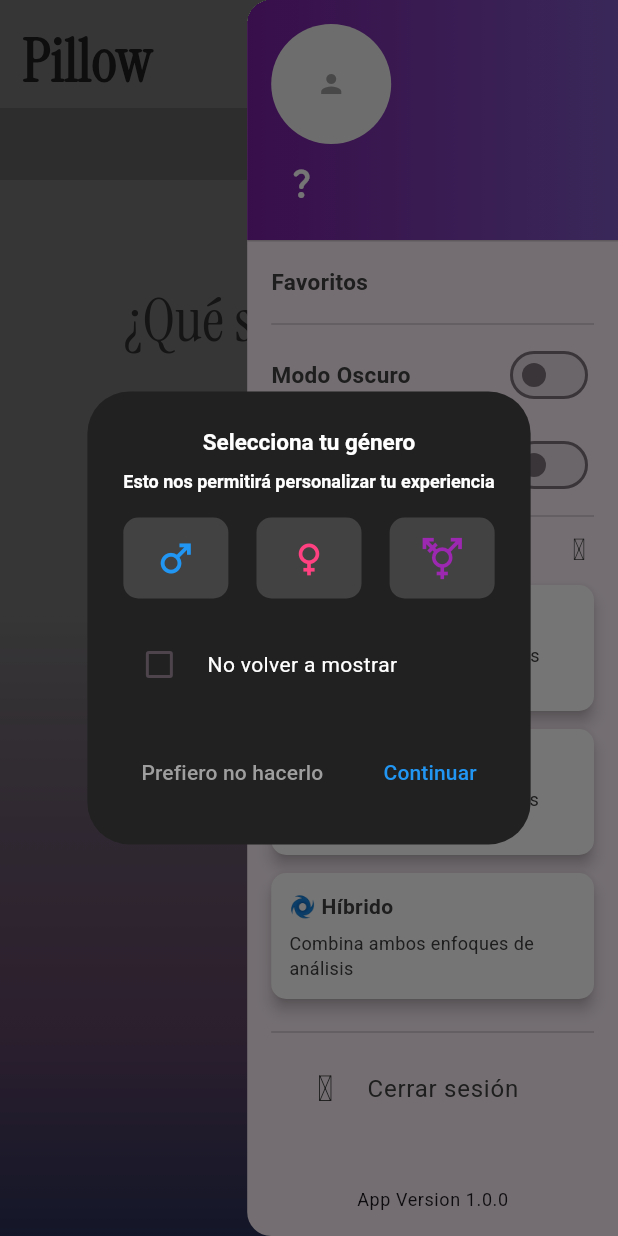
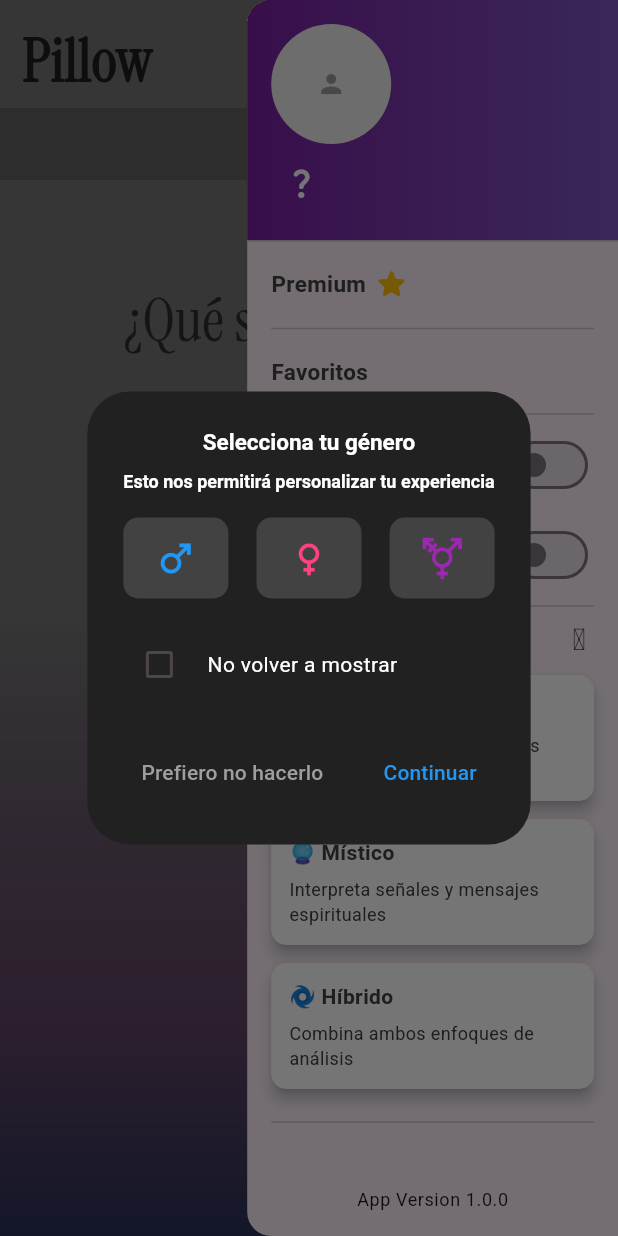
Before and after one commit to Whadyjm/reverie, a Flutter app: the MyHomePage screen opened directly, after a tap on the "person" icon, after a tap on the "question mark" icon, on a phone screen of 412 x 824 dp. Run offline on Flutter 3.47's test engine with Material 3 defaults, Android fonts, the phone set to English and light mode, and no system bars; our stand-ins replace animate_do, blur, cloud_firestore, custom_rating_bar, easy_date_timeline, firebase_auth and 7 more; accounts and stored records are empty.

Commit message:
mejoras de UI

```diff
--- a/lib/screens/home_screen.dart
+++ b/lib/screens/home_screen.dart
@@ -566,6 +566,30 @@ class _MyHomePageState extends State<MyHomePage> {
                   child: ListView(
                     padding: const EdgeInsets.symmetric(horizontal: 16),
                     children: [
+                      InkWell(
+                        borderRadius: BorderRadius.circular(12),
+                        onTap: () {},
+                        child: Padding(
+                          padding: const EdgeInsets.only(top: 8.0, bottom: 8.0),
+                          child: Row(
+                            children: [
+                              Text(
+                                'Premium',
+                                style: RobotoTextStyle.smallTextStyle(
+                                  Colors.grey.shade800,
+                                ),
+                              ),
+                              const SizedBox(width: 5,),
+                              Spin(
+                                duration: Duration(seconds: 3),
+                                infinite: true,
+                                child: Icon(Icons.star_rounded, color: Colors.amber),
+                              )
+                            ],
+                          ),
+                        ),
+                      ),
+                      const Divider(height: 20, thickness: 1),
                       InkWell(
                         borderRadius: BorderRadius.circular(12),
                         onTap: () {
--- a/lib/widgets/calendar_timeline.dart
+++ b/lib/widgets/calendar_timeline.dart
@@ -20,6 +20,7 @@ class _CalendarTimelineState extends State<CalendarTimeline> {
   FirebaseFirestore firestore = FirebaseFirestore.instance;
   FirebaseAuth auth = FirebaseAuth.instance;
   DateTime _currentDisplayedMonth = DateTime.now();
+  bool _isMonthSelection = false;
 
   Stream<int> getDreamCountByMonth(DateTime month) {
     final user = FirebaseAuth.instance.currentUser;
@@ -65,6 +66,7 @@ class _CalendarTimelineState extends State<CalendarTimeline> {
     DateTime selectedDate = initialDate;
     bool isYearPicker = false;
     final btnProvider = Provider.of<ButtonProvider>(context, listen: false);
+    final calendarProvider = Provider.of<CalendarProvider>(context, listen: false);
 
     final DateTime? pickedDate = await showDialog<DateTime>(
       context: context,
@@ -108,11 +110,7 @@ class _CalendarTimelineState extends State<CalendarTimeline> {
                               },
                             ),
                             InkWell(
-                              onTap: () => setState(() => isYearPicker = !isYearPicker),
-                              child: Text(
-                                isYearPicker
-                                    ? selectedDate.year.toString()
-                                    : DateFormat('MMMM y', 'es_ES').format(selectedDate),
+                              child: Text(DateFormat('MMMM y', 'es_ES').format(selectedDate),
                                 style: TextStyle(
                                   fontSize: 16,
                                   fontWeight: FontWeight.w600,
@@ -146,7 +144,7 @@ class _CalendarTimelineState extends State<CalendarTimeline> {
                         _buildYearGrid(selectedDate, setState, context)
                       else
                         _buildMonthGrid(selectedDate, (newDate) {
-                          Navigator.pop(context, newDate);
+                          Navigator.pop(context, DateTime(newDate.year, newDate.month, 1));
                         }, context),
                     ],
                   ),
@@ -161,8 +159,9 @@ class _CalendarTimelineState extends State<CalendarTimeline> {
     if (pickedDate != null) {
       setState(() {
         _currentDisplayedMonth = pickedDate;
+        _isMonthSelection = true;
       });
-      Provider.of<CalendarProvider>(context, listen: false).setSelectedDate(pickedDate);
+      calendarProvider.setSelectedDate(pickedDate);
     }
   }
 
@@ -302,7 +301,6 @@ class _CalendarTimelineState extends State<CalendarTimeline> {
       locale: Locale('es', 'ES'),
       headerOptions: HeaderOptions(
         headerBuilder: (context, date, onTap) {
-          // Update displayed month when scrolling
           if (_currentDisplayedMonth.month != date.month ||
               _currentDisplayedMonth.year != date.year) {
             WidgetsBinding.instance.addPostFrameCallback((_) {
@@ -386,7 +384,9 @@ class _CalendarTimelineState extends State<CalendarTimeline> {
       ),
       firstDate: DateTime(2025, 1, 1),
       lastDate: DateTime.now(),
-      focusedDate: selectedDate,
+      focusedDate: _isMonthSelection
+          ? DateTime(_currentDisplayedMonth.year, _currentDisplayedMonth.month, 1)
+          : selectedDate,
       itemExtent: 100,
       itemBuilder: (context, date, isSelected, isDisabled, isToday, onTap) {
         return Padding(
@@ -523,6 +523,7 @@ class _CalendarTimelineState extends State<CalendarTimeline> {
       onDateChange: (date) {
         setState(() {
           _currentDisplayedMonth = date;
+          _isMonthSelection = false;
         });
         Provider.of<CalendarProvider>(context, listen: false).setSelectedDate(date);
       },
```
